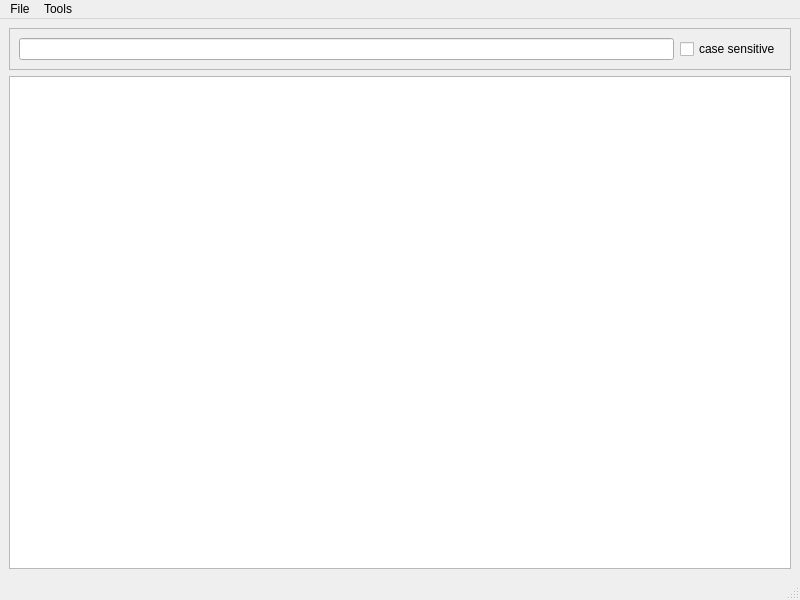
loganek/workertracker, file src/analyzer/qtanalyzerwindow.ui: the form before one commit.
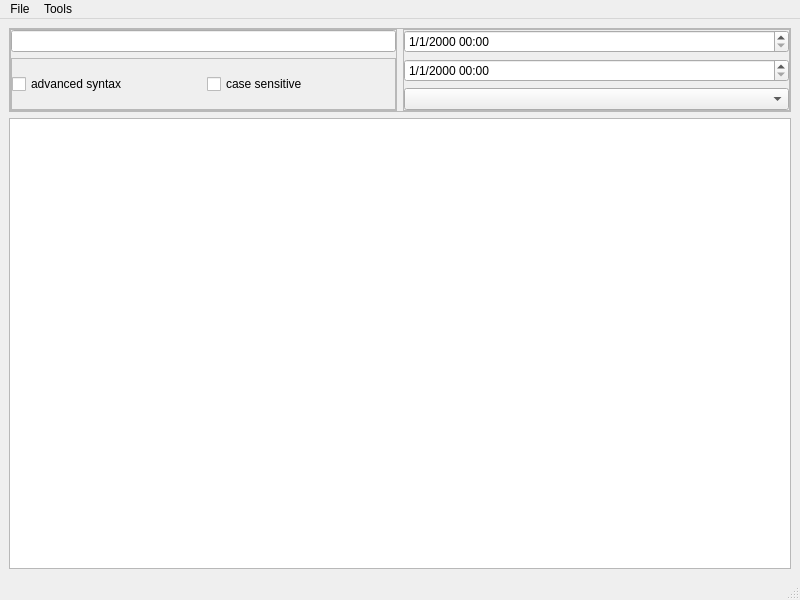
The form after the commit.

Commit message: analyzer: filter by date

What changed in the file:
```diff
--- a/src/analyzer/qtanalyzerwindow.ui
+++ b/src/analyzer/qtanalyzerwindow.ui
@@ -16,22 +16,161 @@
   <widget class="QWidget" name="centralwidget">
    <layout class="QVBoxLayout" name="verticalLayout">
     <item>
-     <widget class="QFrame" name="frame">
+     <widget class="QFrame" name="frame_2">
       <property name="frameShape">
        <enum>QFrame::StyledPanel</enum>
       </property>
       <property name="frameShadow">
        <enum>QFrame::Raised</enum>
       </property>
-      <layout class="QHBoxLayout" name="horizontalLayout">
+      <layout class="QHBoxLayout" name="horizontalLayout_2">
+       <property name="leftMargin">
+        <number>0</number>
+       </property>
+       <property name="topMargin">
+        <number>0</number>
+       </property>
+       <property name="rightMargin">
+        <number>0</number>
+       </property>
+       <property name="bottomMargin">
+        <number>0</number>
+       </property>
        <item>
-        <widget class="QLineEdit" name="searchText"/>
+        <widget class="QFrame" name="frame_3">
+         <property name="sizePolicy">
+          <sizepolicy hsizetype="Expanding" vsizetype="Preferred">
+           <horstretch>0</horstretch>
+           <verstretch>0</verstretch>
+          </sizepolicy>
+         </property>
+         <property name="frameShape">
+          <enum>QFrame::StyledPanel</enum>
+         </property>
+         <property name="frameShadow">
+          <enum>QFrame::Raised</enum>
+         </property>
+         <layout class="QVBoxLayout" name="verticalLayout_2">
+          <property name="leftMargin">
+           <number>0</number>
+          </property>
+          <property name="topMargin">
+           <number>0</number>
+          </property>
+          <property name="rightMargin">
+           <number>0</number>
+          </property>
+          <property name="bottomMargin">
+           <number>0</number>
+          </property>
+          <item>
+           <widget class="QLineEdit" name="searchText">
+            <property name="sizePolicy">
+             <sizepolicy hsizetype="Expanding" vsizetype="Fixed">
+              <horstretch>0</horstretch>
+              <verstretch>0</verstretch>
+             </sizepolicy>
+            </property>
+           </widget>
+          </item>
+          <item>
+           <widget class="QFrame" name="frame_4">
+            <property name="frameShape">
+             <enum>QFrame::StyledPanel</enum>
+            </property>
+            <property name="frameShadow">
+             <enum>QFrame::Raised</enum>
+            </property>
+            <layout class="QHBoxLayout" name="horizontalLayout">
+             <property name="leftMargin">
+              <number>0</number>
+             </property>
+             <property name="topMargin">
+              <number>0</number>
+             </property>
+             <property name="rightMargin">
+              <number>0</number>
+             </property>
+             <property name="bottomMargin">
+              <number>0</number>
+             </property>
+             <item>
+              <widget class="QCheckBox" name="checkBox">
+               <property name="text">
+                <string>advanced syntax</string>
+               </property>
+              </widget>
+             </item>
+             <item>
+              <widget class="QCheckBox" name="caseSensitiveCheckBox">
+               <property name="sizePolicy">
+                <sizepolicy hsizetype="Minimum" vsizetype="Fixed">
+                 <horstretch>0</horstretch>
+                 <verstretch>0</verstretch>
+                </sizepolicy>
+               </property>
+               <property name="text">
+                <string>case sensitive</string>
+               </property>
+              </widget>
+             </item>
+            </layout>
+           </widget>
+          </item>
+         </layout>
+        </widget>
        </item>
        <item>
-        <widget class="QCheckBox" name="caseSensitiveCheckBox">
-         <property name="text">
-          <string>case sensitive</string>
+        <widget class="QFrame" name="frame">
+         <property name="sizePolicy">
+          <sizepolicy hsizetype="MinimumExpanding" vsizetype="Preferred">
+           <horstretch>0</horstretch>
+           <verstretch>0</verstretch>
+          </sizepolicy>
          </property>
+         <property name="frameShape">
+          <enum>QFrame::StyledPanel</enum>
+         </property>
+         <property name="frameShadow">
+          <enum>QFrame::Raised</enum>
+         </property>
+         <layout class="QVBoxLayout" name="verticalLayout_3">
+          <property name="leftMargin">
+           <number>0</number>
+          </property>
+          <property name="topMargin">
+           <number>0</number>
+          </property>
+          <property name="rightMargin">
+           <number>0</number>
+          </property>
+          <property name="bottomMargin">
+           <number>0</number>
+          </property>
+          <item>
+           <widget class="QDateTimeEdit" name="fromDateTimeEdit">
+            <property name="sizePolicy">
+             <sizepolicy hsizetype="MinimumExpanding" vsizetype="Fixed">
+              <horstretch>0</horstretch>
+              <verstretch>0</verstretch>
+             </sizepolicy>
+            </property>
+            <property name="displayFormat">
+             <string>d/M/yyyy HH:mm</string>
+            </property>
+           </widget>
+          </item>
+          <item>
+           <widget class="QDateTimeEdit" name="toDateTimeEdit">
+            <property name="displayFormat">
+             <string>d/M/yyyy HH:mm</string>
+            </property>
+           </widget>
+          </item>
+          <item>
+           <widget class="QComboBox" name="dateSelectorComboBox"/>
+          </item>
+         </layout>
         </widget>
        </item>
       </layout>
```
The commit also changes 5 other files.
